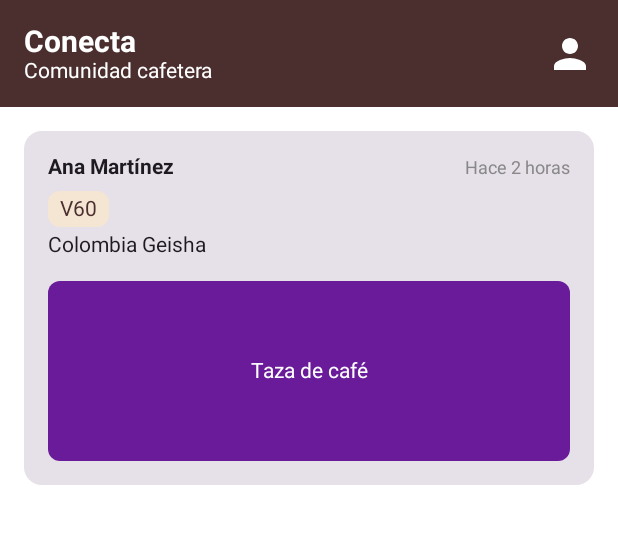
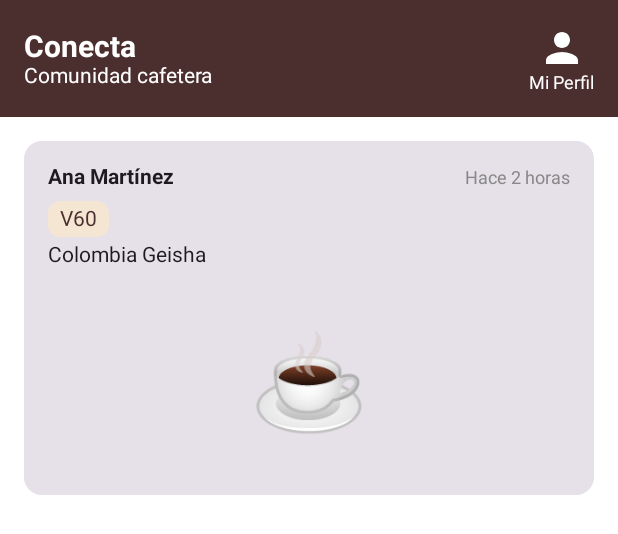
Before and after one commit to upc-pre-202520-1ACC0238-2005-mira/XantinaApp, an Android app built with Jetpack Compose: the @Preview function PreviewConectaScreen, on a phone screen of 412 x 824 dp. Shown: the top 534 px of the screen. Run offline under Robolectric (Android 15) with nearby library versions, the phone set to English and light mode, and no system bars.

Commit message:
feat(profile): add Conecta and profile

```diff
--- a/app/src/main/java/com/upc/xantina/features/conecta/ui/ConectaScreen.kt
+++ b/app/src/main/java/com/upc/xantina/features/conecta/ui/ConectaScreen.kt
@@ -11,10 +11,10 @@ import androidx.compose.runtime.Composable
 import androidx.compose.ui.Alignment
 import androidx.compose.ui.Modifier
 import androidx.compose.ui.graphics.Color
+import androidx.compose.ui.text.font.FontWeight
+import androidx.compose.ui.tooling.preview.Preview
 import androidx.compose.ui.unit.dp
 import androidx.compose.ui.unit.sp
-import androidx.compose.ui.text.font.FontWeight
-import androidx.compose.ui.tooling.preview.Preview
 
 @Composable
 fun ConectaScreen(
@@ -44,15 +44,18 @@ fun ConectaScreen(
                 )
             }
 
-            // Icono de perfil (clickable)
-            Icon(
-                imageVector = Icons.Default.Person,
-                contentDescription = "Perfil",
-                tint = Color.White,
-                modifier = Modifier
-                    .size(32.dp)
-                    .clickable { onProfileClick() }
-            )
+            Column(
+                horizontalAlignment = Alignment.CenterHorizontally,
+                modifier = Modifier.clickable { onProfileClick() }
+            ) {
+                Icon(
+                    imageVector = Icons.Default.Person,
+                    contentDescription = "Perfil",
+                    tint = Color.White,
+                    modifier = Modifier.size(32.dp)
+                )
+                Text("Mi Perfil", color = Color.White, fontSize = 12.sp)
+            }
         }
 
         // Publicación de ejemplo
@@ -85,11 +88,10 @@ fun ConectaScreen(
                 Box(
                     modifier = Modifier
                         .fillMaxWidth()
-                        .height(120.dp)
-                        .background(Color(0xFF6A1B9A), RoundedCornerShape(8.dp)),
+                        .height(120.dp),
                     contentAlignment = Alignment.Center
                 ) {
-                    Text("Taza de café", color = Color.White)
+                    Text("☕", fontSize = 64.sp)
                 }
             }
         }
--- a/app/src/main/java/com/upc/xantina/shared/ui/components/BottomNavigation.kt
+++ b/app/src/main/java/com/upc/xantina/shared/ui/components/BottomNavigation.kt
@@ -94,5 +94,5 @@ private fun BottomNavItem(
 }
 
 enum class BottomNavTab {
-    EXTRACCION, TIENDA, CONECTA
+    EXTRACCION, TIENDA, CONECTA, PROFILE
 }
```
Also changed, not shown: app/src/main/java/com/upc/xantina/MainActivity.kt (+15 -15 lines).
